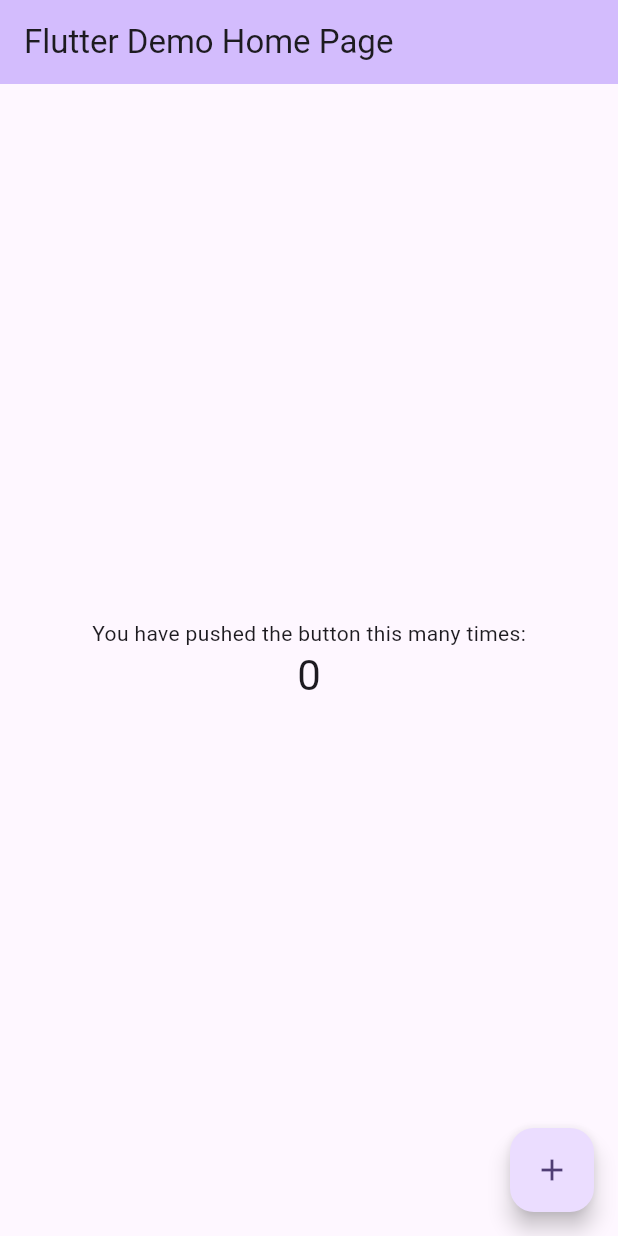
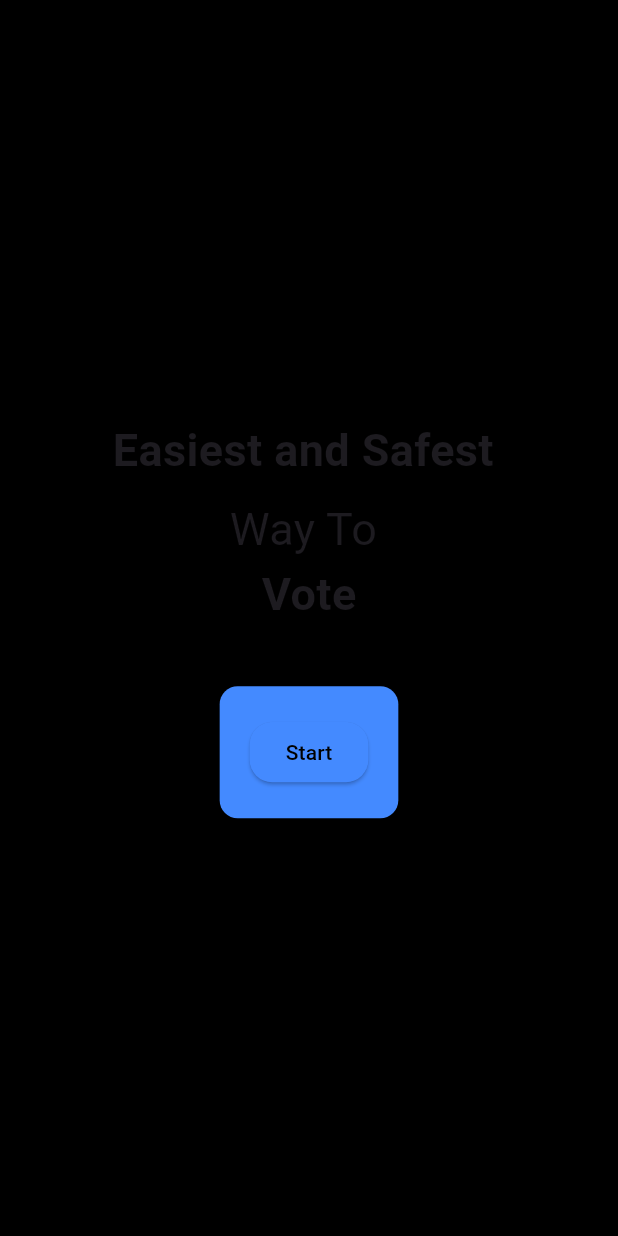
Before and after one commit to m-mukundi/blockchain-voting-system, a Flutter app: the screen it shows after launch, on a phone screen of 412 x 824 dp. Run offline on Flutter 3.47's test engine with Material 3 defaults, Android fonts, the phone set to English and light mode, and no system bars; our stand-ins replace firebase_core; missing offline and left inert: web3dart; accounts and stored records are empty.

Commit message:
Voting app

```diff
--- /dev/null
+++ b/voting_app/lib/loginPage.dart
@@ -0,0 +1,96 @@
+import 'package:flutter/material.dart';
+import 'package:voting_app/votingPage.dart';
+
+class LoginPage extends StatefulWidget {
+  const LoginPage({Key? key}) : super(key: key);
+
+  @override
+  State<LoginPage> createState() => _LoginPageState();
+}
+
+class _LoginPageState extends State<LoginPage> {
+  @override
+  Widget build(BuildContext context) {
+    return Scaffold(
+      backgroundColor: Colors.black,
+      body: SafeArea(
+          child: Center(
+              child: Column(
+                mainAxisAlignment: MainAxisAlignment.center,
+                children: [
+                  Text(
+                    'Easiest and Safest ',
+                    style: TextStyle(fontSize: 30, fontWeight: FontWeight.bold),
+                  ),
+                  SizedBox(height: 10),
+                  Text(
+                    'Way To ',
+                    style: TextStyle(fontSize: 30),
+                  ),
+                  Text(
+                    'Vote',
+                    style: TextStyle(fontSize: 30, fontWeight: FontWeight.bold),
+                  ),
+                  SizedBox(height: 20),
+
+                  // Padding(
+                  //   padding: const EdgeInsets.symmetric(horizontal: 25.0),
+                  //   child: Container(
+                  //     decoration: BoxDecoration(
+                  //       color: Colors.grey[200],
+                  //       border: Border.all(color: Colors.white),
+                  //       borderRadius: BorderRadius.circular(12),
+                  //     ),
+                  //     child: Padding(
+                  //       padding: const EdgeInsets.only(left: 20),
+                  //       child: TextField(
+                  //         obscureText: true,
+                  //         decoration: InputDecoration(
+                  //           border: InputBorder.none,
+                  //           hintText: 'Password',
+                  //         ),
+                  //       ),
+                  //     ),
+                  //   ),
+                  // ),
+                  SizedBox(height: 20),
+                  Padding(
+                    padding: const EdgeInsets.symmetric(horizontal: 25.0),
+                      child: Container(
+                        padding: EdgeInsets.all(20),
+                        decoration: BoxDecoration(
+                          color: Colors.blueAccent,
+                          borderRadius: BorderRadius.circular(12),
+                        ),
+                          child: ElevatedButton(
+                            onPressed: () {
+                              Navigator.push(
+                                context,
+                                MaterialPageRoute(builder: (context) => VotingPage()),
+                              );
+                            },
+                            style: ElevatedButton.styleFrom(
+                                backgroundColor: Colors.blueAccent,
+                                shape: RoundedRectangleBorder(
+                                  borderRadius: BorderRadius.circular(15.0),
+                                )
+                            ),
+                            child: const Text(
+                              'Start',
+                              style: TextStyle(
+                                color: Colors.black,
+                              ),
+                            ),
+                          ),
+                      ),
+                    ),
+                   ],
+                  ),
+              ),
+          ),
+      );
+  }
+}
+
+
+//_ () {} : $ <> @
--- a/voting_app/lib/main.dart
+++ b/voting_app/lib/main.dart
@@ -1,4 +1,5 @@
 import 'package:flutter/material.dart';
+import 'package:voting_app/loginPage.dart';
 
 void main() {
   runApp(const MyApp());
@@ -11,115 +12,9 @@ class MyApp extends StatelessWidget {
   @override
   Widget build(BuildContext context) {
     return MaterialApp(
-      title: 'Flutter Demo',
-      theme: ThemeData(
-        // This is the theme of your application.
-        //
-        // TRY THIS: Try running your application with "flutter run". You'll see
-        // the application has a purple toolbar. Then, without quitting the app,
-        // try changing the seedColor in the colorScheme below to Colors.green
-        // and then invoke "hot reload" (save your changes or press the "hot
-        // reload" button in a Flutter-supported IDE, or press "r" if you used
-        // the command line to start the app).
-        //
-        // Notice that the counter didn't reset back to zero; the application
-        // state is not lost during the reload. To reset the state, use hot
-        // restart instead.
-        //
-        // This works for code too, not just values: Most code changes can be
-        // tested with just a hot reload.
-        colorScheme: ColorScheme.fromSeed(seedColor: Colors.deepPurple),
-        useMaterial3: true,
-      ),
-      home: const MyHomePage(title: 'Flutter Demo Home Page'),
+      home: LoginPage(),
     );
   }
 }
 
-class MyHomePage extends StatefulWidget {
-  const MyHomePage({super.key, required this.title});
-
-  // This widget is the home page of your application. It is stateful, meaning
-  // that it has a State object (defined below) that contains fields that affect
-  // how it looks.
-
-  // This class is the configuration for the state. It holds the values (in this
-  // case the title) provided by the parent (in this case the App widget) and
-  // used by the build method of the State. Fields in a Widget subclass are
-  // always marked "final".
-
-  final String title;
-
-  @override
-  State<MyHomePage> createState() => _MyHomePageState();
-}
-
-class _MyHomePageState extends State<MyHomePage> {
-  int _counter = 0;
-
-  void _incrementCounter() {
-    setState(() {
-      // This call to setState tells the Flutter framework that something has
-      // changed in this State, which causes it to rerun the build method below
-      // so that the display can reflect the updated values. If we changed
-      // _counter without calling setState(), then the build method would not be
-      // called again, and so nothing would appear to happen.
-      _counter++;
-    });
-  }
-
-  @override
-  Widget build(BuildContext context) {
-    // This method is rerun every time setState is called, for instance as done
-    // by the _incrementCounter method above.
-    //
-    // The Flutter framework has been optimized to make rerunning build methods
-    // fast, so that you can just rebuild anything that needs updating rather
-    // than having to individually change instances of widgets.
-    return Scaffold(
-      appBar: AppBar(
-        // TRY THIS: Try changing the color here to a specific color (to
-        // Colors.amber, perhaps?) and trigger a hot reload to see the AppBar
-        // change color while the other colors stay the same.
-        backgroundColor: Theme.of(context).colorScheme.inversePrimary,
-        // Here we take the value from the MyHomePage object that was created by
-        // the App.build method, and use it to set our appbar title.
-        title: Text(widget.title),
-      ),
-      body: Center(
-        // Center is a layout widget. It takes a single child and positions it
-        // in the middle of the parent.
-        child: Column(
-          // Column is also a layout widget. It takes a list of children and
-          // arranges them vertically. By default, it sizes itself to fit its
-          // children horizontally, and tries to be as tall as its parent.
-          //
-          // Column has various properties to control how it sizes itself and
-          // how it positions its children. Here we use mainAxisAlignment to
-          // center the children vertically; the main axis here is the vertical
-          // axis because Columns are vertical (the cross axis would be
-          // horizontal).
-          //
-          // TRY THIS: Invoke "debug painting" (choose the "Toggle Debug Paint"
-          // action in the IDE, or press "p" in the console), to see the
-          // wireframe for each widget.
-          mainAxisAlignment: MainAxisAlignment.center,
-          children: <Widget>[
-            const Text(
-              'You have pushed the button this many times:',
-            ),
-            Text(
-              '$_counter',
-              style: Theme.of(context).textTheme.headlineMedium,
-            ),
-          ],
-        ),
-      ),
-      floatingActionButton: FloatingActionButton(
-        onPressed: _incrementCounter,
-        tooltip: 'Increment',
-        child: const Icon(Icons.add),
-      ), // This trailing comma makes auto-formatting nicer for build methods.
-    );
-  }
-}
+//_ () {} : $ <> @
--- a/voting_app/pubspec.yaml
+++ b/voting_app/pubspec.yaml
@@ -35,6 +35,8 @@ dependencies:
   # The following adds the Cupertino Icons font to your application.
   # Use with the CupertinoIcons class for iOS style icons.
   cupertino_icons: ^1.0.2
+  web3dart: ^2.7.2
+  http: ^1.1.2
 
 dev_dependencies:
   flutter_test:
```
Also changed, not shown: voting_app/lib/votingPage.dart (added, +133 -0 lines), voting_app/pubspec.lock.
